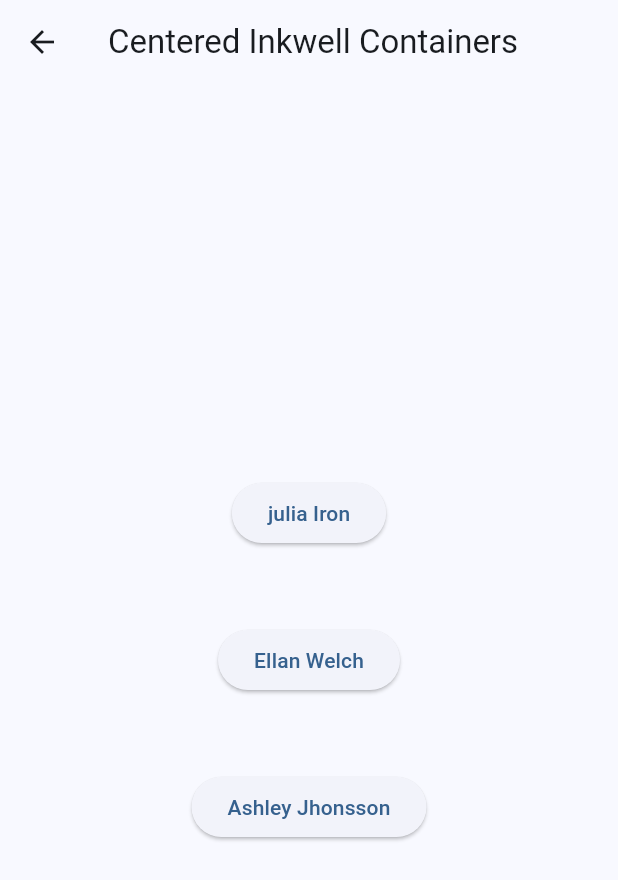
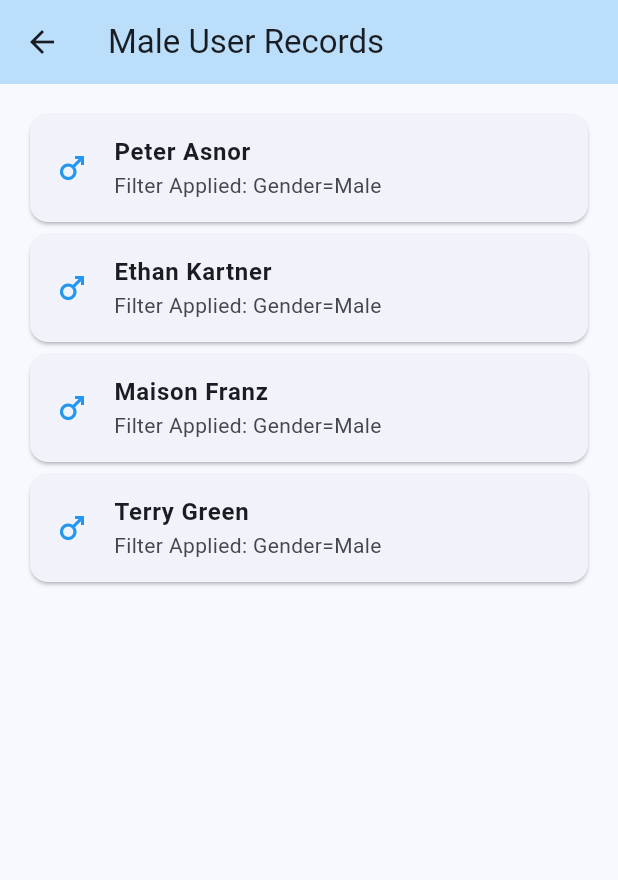
Before and after one commit to bartusanli/dynamic-user-list-filtering, a Flutter app: the screen it shows after launch, after a tap on an icon or button, on a phone screen of 412 x 824 dp. Shown: the top 880 px of the screen. Run offline on Flutter 3.47's test engine with Material 3 defaults, Android fonts, the phone set to English and light mode, and no system bars.

Commit message:
Male part updated

```diff
--- a/lib/main.dart
+++ b/lib/main.dart
@@ -33,7 +33,7 @@ class MyApp extends StatelessWidget {
 }
 
 class UserDirectoryPage extends StatelessWidget {
-   UserDirectoryPage({super.key});
+  UserDirectoryPage({super.key});
 
   // 2. Data Source - In a real app, this would come from an API or Database
   final List<UserProfile> users = [
@@ -59,13 +59,13 @@ class UserDirectoryPage extends StatelessWidget {
           ],
         ),
       ),
-      // 3. ListView.builder is more professional for performance
       body: ListView.separated(
         padding: const EdgeInsets.all(12),
         itemCount: users.length,
         separatorBuilder: (context, index) => const SizedBox(height: 8),
         itemBuilder: (context, index) {
-          return UserListTile(user: users[index]);
+          // Pass the full list to the tile so it can filter later
+          return UserListTile(user: users[index], allUsers: users);
         },
       ),
     );
@@ -75,8 +75,9 @@ class UserDirectoryPage extends StatelessWidget {
 /// 4. Custom Widget - Separating logic into its own class
 class UserListTile extends StatelessWidget {
   final UserProfile user;
+  final List<UserProfile> allUsers; // Access to full list for filtering
 
-  const UserListTile({super.key, required this.user});
+  const UserListTile({super.key, required this.user, required this.allUsers});
 
   @override
   Widget build(BuildContext context) {
@@ -108,17 +109,58 @@ class UserListTile extends StatelessWidget {
           user.gender.toUpperCase(),
           style: TextStyle(fontSize: 12, color: Colors.grey.shade600),
         ),
-        // Now everyone gets an arrow icon, styled by gender
         trailing: Icon(
             Icons.arrow_forward_ios,
             size: 14,
             color: genderColor.withOpacity(0.5)
         ),
         onTap: () {
-          // Navigation now works for both males and females
-          Navigator.push(
-            context,
-            MaterialPageRoute(builder: (context) => inkwellcontainers()),
+          if (isFemale) {
+            // Females go to the original page
+            Navigator.push(
+              context,
+              MaterialPageRoute(builder: (context) => inkwellcontainers()),
+            );
+          } else {
+            // Logic: Filter only males and send to the MaleDirectoryPage
+            final maleOnlyList = allUsers.where((u) => u.gender.toLowerCase() == 'male').toList();
+
+            Navigator.push(
+              context,
+              MaterialPageRoute(
+                builder: (context) => MaleDirectoryPage(maleUsers: maleOnlyList),
+              ),
+            );
+          }
+        },
+      ),
+    );
+  }
+}
+
+/// 5. Professional Filtered Page - Shows ONLY Males
+class MaleDirectoryPage extends StatelessWidget {
+  final List<UserProfile> maleUsers;
+
+  const MaleDirectoryPage({super.key, required this.maleUsers});
+
+  @override
+  Widget build(BuildContext context) {
+    return Scaffold(
+      appBar: AppBar(
+        title: const Text("Male User Records"),
+        backgroundColor: Colors.blue.shade100,
+      ),
+      body: ListView.builder(
+        padding: const EdgeInsets.all(16),
+        itemCount: maleUsers.length,
+        itemBuilder: (context, index) {
+          return Card(
+            child: ListTile(
+              leading: const Icon(Icons.male, color: Colors.blue),
+              title: Text(maleUsers[index].name, style: const TextStyle(fontWeight: FontWeight.bold)),
+              subtitle: const Text("Filter Applied: Gender=Male"),
+            ),
           );
         },
       ),
```
